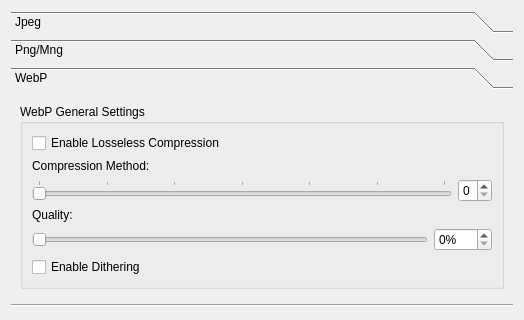
Qt form ui/dialogquality.ui (Faster3ck/Converseen) before a commit; both pictures show x 0 to 524 and y 0 to 320 of the 524 by 606 pixel window.
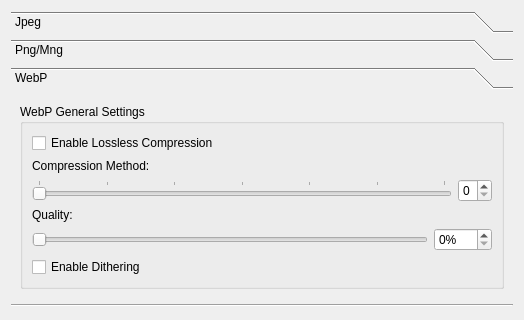
The same form after that commit. The open tabs and pages were chosen to show the change. Custom widgets are drawn as their Qt base class.

Commit message: Fix a typo: Losseless > Lossless

Patch:
```diff
--- a/ui/dialogquality.ui
+++ b/ui/dialogquality.ui
@@ -272,7 +272,7 @@
           <item>
            <widget class="QCheckBox" name="checkWebPLCompression">
             <property name="text">
-             <string>Enable Losseless Compression</string>
+             <string>Enable Lossless Compression</string>
             </property>
            </widget>
           </item>
```
The commit also changes 14 other files.
